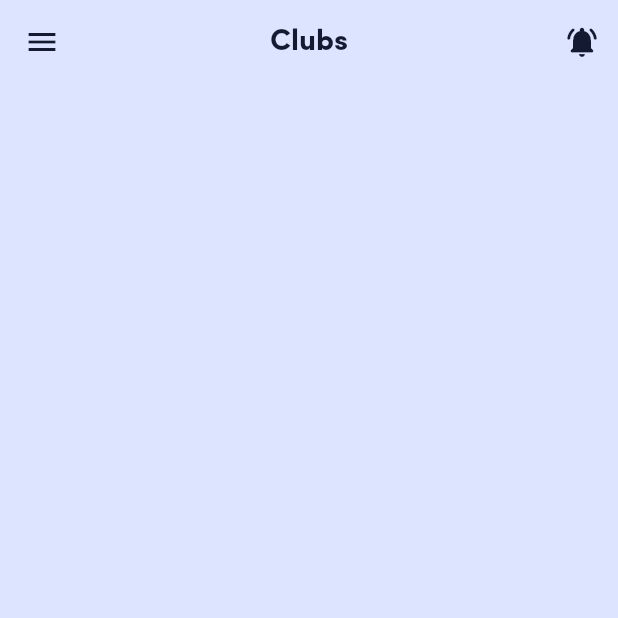
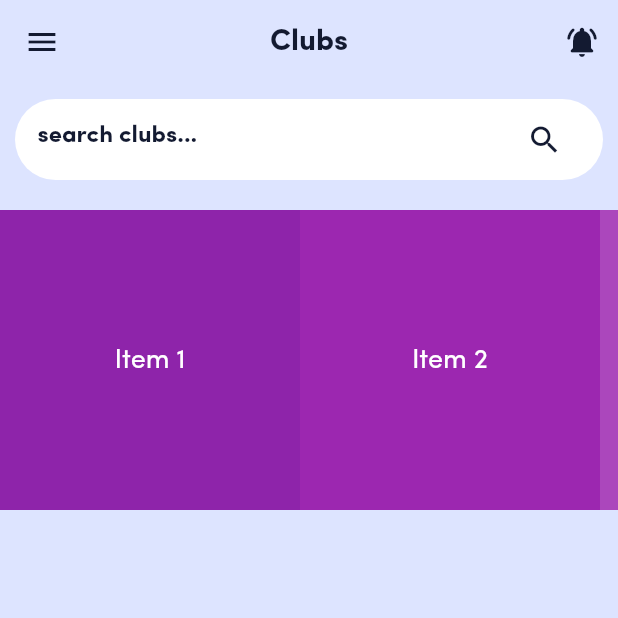
Before and after one commit to SubroutineX/Clubster, a Flutter app: the Clubs screen opened directly, on a phone screen of 412 x 824 dp, the top half of it. Run offline on Flutter 3.47's test engine with Material 2 defaults, Android fonts, the phone set to English and light mode, and no system bars; our stand-ins replace get, simple_animations.

Commit message:
search
search

```diff
--- a/lib/views/clubs.dart
+++ b/lib/views/clubs.dart
@@ -26,6 +26,81 @@ class Clubs extends StatelessWidget {
           style: appBarHead,
         ),
       ),
+      body: Container(
+        height: MediaQuery.of(context).size.height,
+        decoration: BoxDecoration(color: clubsBackground),
+        child: Column(
+          crossAxisAlignment: CrossAxisAlignment.start,
+          children: [
+            Container(
+              padding: EdgeInsets.symmetric(horizontal: 15, vertical: 3),
+              margin: EdgeInsets.symmetric(horizontal: 10, vertical: 10),
+              decoration: BoxDecoration(
+                  borderRadius: BorderRadius.circular(50), color: Colors.white),
+              child: TextFormField(
+                style: formFieldStyle,
+                keyboardType: TextInputType.multiline,
+                decoration: InputDecoration(
+                    suffixIcon: Icon(
+                      Icons.search,
+                      color: fontColor,
+                    ),
+                    border: InputBorder.none,
+                    hintText: "search clubs...",
+                    hintStyle: searchLabelStyle),
+              ),
+            ),
+            SizedBox(
+              height: 10,
+            ),
+            Container(
+              height: 200,
+              color: Colors.white,
+              child: ListView(
+                scrollDirection: Axis.horizontal,
+                children: <Widget>[
+                  Container(
+                    width: 200,
+                    color: Colors.purple[600],
+                    child: const Center(
+                        child: Text(
+                      'Item 1',
+                      style: TextStyle(fontSize: 18, color: Colors.white),
+                    )),
+                  ),
+                  Container(
+                    width: 200,
+                    color: Colors.purple[500],
+                    child: const Center(
+                        child: Text(
+                      'Item 2',
+                      style: TextStyle(fontSize: 18, color: Colors.white),
+                    )),
+                  ),
+                  Container(
+                    width: 200,
+                    color: Colors.purple[400],
+                    child: const Center(
+                        child: Text(
+                      'Item 3',
+                      style: TextStyle(fontSize: 18, color: Colors.white),
+                    )),
+                  ),
+                  Container(
+                    width: 200,
+                    color: Colors.purple[300],
+                    child: const Center(
+                        child: Text(
+                      'Item 4',
+                      style: TextStyle(fontSize: 18, color: Colors.white),
+                    )),
+                  ),
+                ],
+              ),
+            ),
+          ],
+        ),
+      ),
     );
   }
 }
--- a/lib/views/styles/styles.dart
+++ b/lib/views/styles/styles.dart
@@ -5,7 +5,11 @@ final TextStyle tabLabelStyle = TextStyle(
   fontSize: 16,
   fontFamily: "Sofia_Pro",
 );
-
+final TextStyle searchLabelStyle = TextStyle(
+  fontSize: 16,
+  color: fontColor,
+  fontFamily: "Sofia_Pro_Bold",
+);
 final TextStyle appBarHead = TextStyle(
   fontSize: 20,
   color: fontColor,
```
